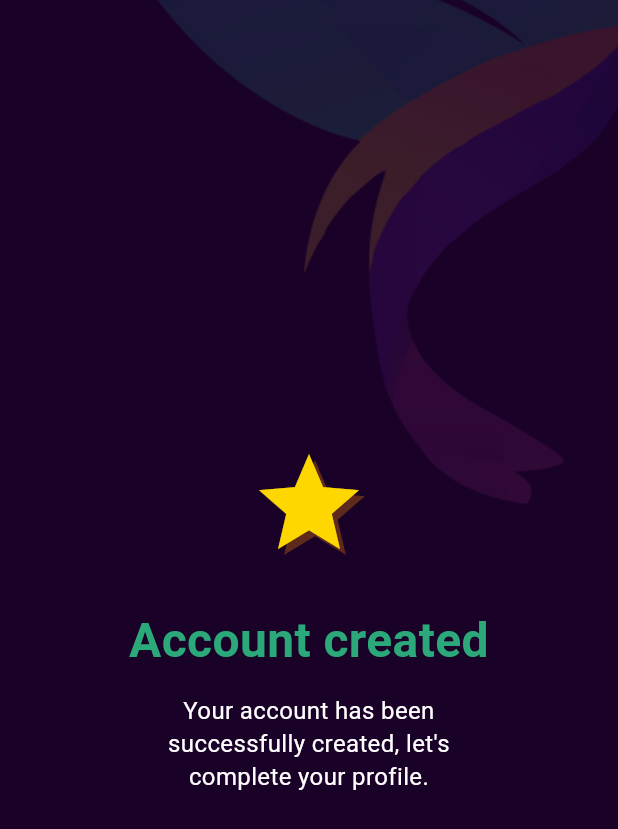
After one commit to Luisnefelibato/Forever_Front, a Flutter app: the AccountCreatedPage screen opened directly, on a phone screen of 412 x 824 dp. The commit adds this screen. Shown: the top 829 px of the screen. Run offline on Flutter 3.47's test engine with Material 3 defaults, Android fonts, the light colour scheme and no system bars; our stand-ins replace dio, equatable, flutter_bloc, flutter_dotenv, get_it, injectable and 2 more; Roboto replaces fonts that are missing (Delight).

Commit message:
Add account created confirmation page and update app icons
- Add account_created_page.dart with dark purple background and golden star
- Update create_password_page.dart to navigate to account created confirmation
- Configure /account-created and /about-you routes in main.dart
- Replace Android app icons with Logo_Login.png in all mipmap folders
- Update web favicon and manifest.json to use Logo_Login.png
- Prepare navigation flow: Create Password → Account Created → About You
- Improve overall user experience with visual confirmation pages

```diff
--- /dev/null
+++ b/lib/features/auth/presentation/pages/account_created_page.dart
@@ -0,0 +1,124 @@
+import 'package:flutter/material.dart';
+
+/// Account Created Confirmation Screen
+///
+/// Design Specifications:
+/// - Background: Dark purple (#190127)
+/// - Logo as background decoration
+/// - Centered content with star icon (golden yellow)
+/// - Title: "Account created" in green (#2CA97B)
+/// - Subtitle: "Your account has been successfully created, let's complete your profile." in white
+/// - Auto-navigation to about you after 3 seconds
+class AccountCreatedPage extends StatefulWidget {
+  const AccountCreatedPage({super.key});
+
+  @override
+  State<AccountCreatedPage> createState() => _AccountCreatedPageState();
+}
+
+class _AccountCreatedPageState extends State<AccountCreatedPage> {
+  // Color constants
+  static const Color _darkPurple = Color(0xFF190127);
+  static const Color _successGreen = Color(0xFF2CA97B);
+  static const Color _goldenYellow = Color(0xFFFFD700);
+  static const Color _darkBrown = Color(0xFF8B4513);
+
+  @override
+  void initState() {
+    super.initState();
+    // Auto-navigate to about you after 3 seconds
+    Future.delayed(const Duration(seconds: 3), () {
+      if (mounted) {
+        Navigator.pushReplacementNamed(context, '/about-you');
+      }
+    });
+  }
+
+  @override
+  Widget build(BuildContext context) {
+    return Scaffold(
+      backgroundColor: _darkPurple, // Dark purple background
+      body: Stack(
+        children: [
+          // Logo as background decoration (same as login)
+          _buildBackgroundLogo(),
+
+          // Main content
+          Center(
+            child: Column(
+              mainAxisAlignment: MainAxisAlignment.center,
+              children: [
+                // Star icon with shadow
+                Stack(
+                  children: [
+                    // Shadow effect
+                    Positioned(
+                      top: 4,
+                      left: 4,
+                      child: Icon(
+                        Icons.star,
+                        size: 80,
+                        color: _darkBrown.withOpacity(0.6),
+                      ),
+                    ),
+                    // Main star
+                    Icon(
+                      Icons.star,
+                      size: 80,
+                      color: _goldenYellow,
+                    ),
+                  ],
+                ),
+
+                const SizedBox(height: 32),
+
+                // Title
+                const Text(
+                  'Account created',
+                  style: TextStyle(
+                    fontFamily: 'Delight',
+                    fontSize: 32,
+                    fontWeight: FontWeight.bold,
+                    color: _successGreen,
+                    height: 1.2,
+                  ),
+                  textAlign: TextAlign.center,
+                ),
+
+                const SizedBox(height: 16),
+
+                // Subtitle
+                const Text(
+                  'Your account has been\nsuccessfully created, let\'s\ncomplete your profile.',
+                  style: TextStyle(
+                    fontFamily: 'Delight',
+                    fontSize: 16,
+                    color: Colors.white,
+                    height: 1.4,
+                  ),
+                  textAlign: TextAlign.center,
+                ),
+              ],
+            ),
+          ),
+        ],
+      ),
+    );
+  }
+
+  Widget _buildBackgroundLogo() {
+    return Positioned(
+      top: -370,
+      right: -400,
+      child: Opacity(
+        opacity: 0.15, // Slightly more visible
+        child: Image.asset(
+          'assets/images/logo/Logo_Login.png',
+          width: 1000,
+          height: 1000,
+          fit: BoxFit.contain,
+        ),
+      ),
+    );
+  }
+}
--- a/lib/features/auth/presentation/pages/create_password_page.dart
+++ b/lib/features/auth/presentation/pages/create_password_page.dart
@@ -187,14 +187,10 @@ class _CreatePasswordPageState extends State<CreatePasswordPage> {
     debugPrint('Creating account for: ${widget.email ?? widget.phone}');
     debugPrint('Registration type: ${widget.registrationType}');
 
-    // Navigate to OTP verification (to be implemented)
-    // Navigator.pushNamed(context, '/otp-verification', arguments: {...});
-
-    // Temporary: Navigate to login
-    Navigator.pushNamedAndRemoveUntil(
+    // Navigate to account created confirmation page
+    Navigator.pushReplacementNamed(
       context,
-      '/login',
-      (route) => false,
+      '/account-created',
     );
   }
 
--- a/lib/main.dart
+++ b/lib/main.dart
@@ -20,6 +20,7 @@ import 'features/auth/presentation/pages/forgot_password_email_page.dart';
 import 'features/auth/presentation/pages/forgot_password_code_page.dart';
 import 'features/auth/presentation/pages/reset_password_page.dart';
 import 'features/auth/presentation/pages/password_changed_page.dart';
+import 'features/auth/presentation/pages/account_created_page.dart';
 
 void main() async {
   WidgetsFlutterBinding.ensureInitialized();
@@ -70,6 +71,8 @@ class MyApp extends StatelessWidget {
         '/register-phone': (context) => const RegisterPhonePage(),
         '/forgot-password': (context) => const ForgotPasswordEmailPage(),
         '/password-changed': (context) => const PasswordChangedPage(),
+        '/account-created': (context) => const AccountCreatedPage(),
+        '/about-you': (context) => const PlaceholderScreen(), // TODO: Replace with actual AboutYouPage
         '/home': (context) => const PlaceholderScreen(),
       },
       onGenerateRoute: (settings) {
```
Also changed, not shown: 5 other files.
